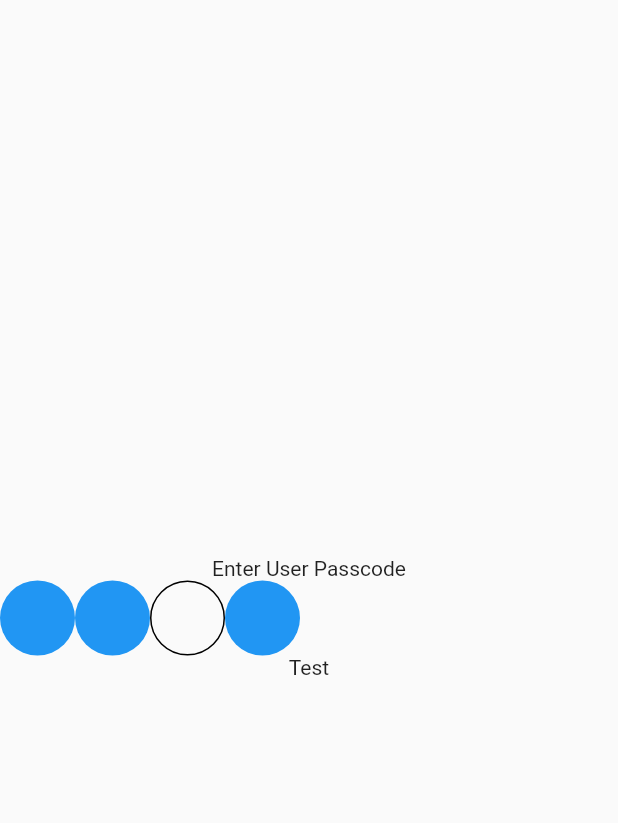
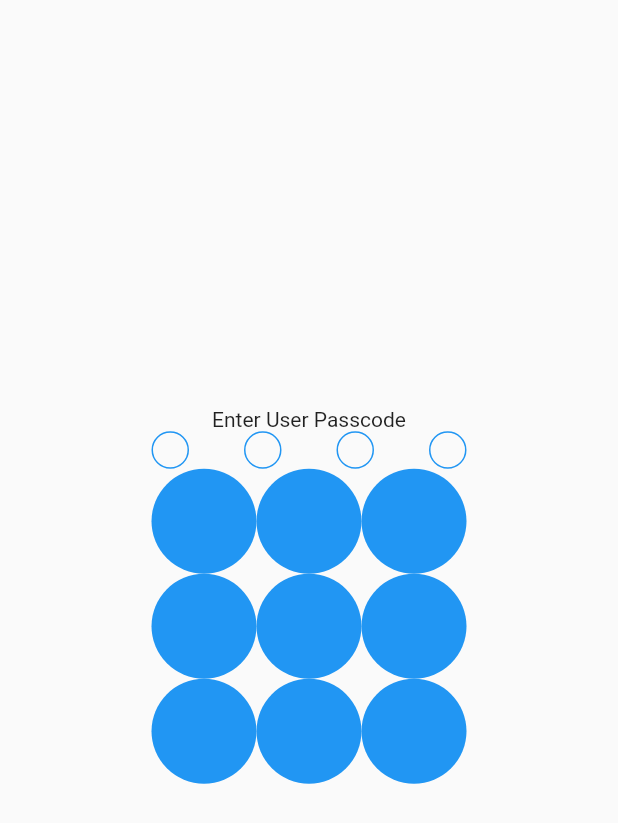
Before and after one commit to iRaySpace/flutter_pin, a Flutter app: the screen it shows after launch, on a phone screen of 412 x 824 dp. Shown: the top 823 px of the screen. Run offline on Flutter 3.47's test engine with Material 2 defaults, Android fonts, the phone set to English and light mode, and no system bars.

Commit message:
feat: initial pin input

```diff
--- /dev/null
+++ b/lib/home.dart
@@ -0,0 +1,13 @@
+import 'package:flutter/material.dart';
+
+class Home extends StatelessWidget {
+  @override
+  Widget build(BuildContext context) {
+    return Scaffold(
+      appBar: AppBar(title: Text('Home')),
+      body: Center(
+        child: Text('Home'),
+      ),
+    );
+  }
+}
--- a/lib/main.dart
+++ b/lib/main.dart
@@ -1,5 +1,7 @@
 import 'package:flutter/material.dart';
+
 import 'pin.dart';
+import 'home.dart';
 
 void main() => runApp(MyApp());
 
@@ -9,7 +11,10 @@ class MyApp extends StatelessWidget {
   Widget build(BuildContext context) {
     return MaterialApp(
       title: 'Flutter Pin',
-      home: Pin(),
+      home: Pin(
+        validPin: '0000',
+        toRoute: (_) => Home(),
+      ),
     );
   }
 }
--- a/lib/pin.dart
+++ b/lib/pin.dart
@@ -1,54 +1,152 @@
 import 'package:flutter/material.dart';
+import 'package:flutter/widgets.dart';
 
-class Pin extends StatelessWidget {
+class Pin extends StatefulWidget {
+  final WidgetBuilder toRoute;
+  final String validPin;
+
+  Pin({
+    @required this.validPin,
+    @required this.toRoute,
+  });
+
+  @override
+  _PinState createState() => _PinState();
+}
+
+class _PinState extends State<Pin> {
+  final _key = GlobalKey<ScaffoldState>();
+  String _pin = '';
+
+  _validate(context) {
+    if (_pin == widget.validPin) {
+      Navigator.of(context).pushReplacement(
+        MaterialPageRoute(builder: widget.toRoute)
+      );
+    } else {
+      setState(() => _pin = '');
+      _key.currentState.showSnackBar(
+        SnackBar(
+          backgroundColor: Colors.red,
+          content: Text('Invalid Pin'),
+        ),
+      );
+    }
+  }
+
   @override
   Widget build(BuildContext context) {
     return Scaffold(
+      key: _key,
       body: Center(
         child: Column(
           mainAxisAlignment: MainAxisAlignment.center,
           children: <Widget>[
             Text('Enter User Passcode'),
-            Row(
+            Container(
+              width: 210.0,
+              child: Row(
+                mainAxisAlignment: MainAxisAlignment.spaceBetween,
                 children: <Widget>[
-                Container(
-                  width: 50.0,
-                  height: 50.0,
-                  decoration: BoxDecoration(
-                    color: Colors.blue,
-                    shape: BoxShape.circle,
+                  _CircleContainer(
+                    size: 25.0,
+                    color: _pin.length >= 1 ? Colors.blue : null,
+                    border: Border.all(color: Colors.blue),
+                  ),
+                  _CircleContainer(
+                    size: 25.0,
+                    color: _pin.length >= 2 ? Colors.blue : null,
+                    border: Border.all(color: Colors.blue),
+                  ),
+                  _CircleContainer(
+                    size: 25.0,
+                    color: _pin.length >= 3 ? Colors.blue : null,
+                    border: Border.all(color: Colors.blue),
+                  ),
+                  _CircleContainer(
+                    size: 25.0,
+                    color: _pin.length >= 4 ? Colors.blue : null,
+                    border: Border.all(color: Colors.blue),
+                  ),
+                ],
               ),
             ),
             Container(
-                  width: 50.0,
-                  height: 50.0,
-                  decoration: BoxDecoration(
+              width: 210.0,
+              height: 240.0,
+              child: GridView.count(
+                crossAxisCount: 3,
+                children: <Widget>[
+                  InkWell(
+                    onTap: () { print('hello'); },
+                    child: _CircleContainer(
+                      size: 25.0,
                       color: Colors.blue,
-                    shape: BoxShape.circle,
                     ),
                   ),
-                Container(
-                  width: 50.0,
-                  height: 50.0,
-                  decoration: BoxDecoration(
-                    border: Border.all(),
-                    shape: BoxShape.circle,
+                  _CircleContainer(
+                    size: 25.0,
+                    color: Colors.blue,
                   ),
+                  _CircleContainer(
+                    size: 25.0,
+                    color: Colors.blue,
                   ),
-                Container(
-                  width: 50.0,
-                  height: 50.0,
-                  decoration: BoxDecoration(
+
+                  _CircleContainer(
+                    size: 25.0,
                     color: Colors.blue,
-                    shape: BoxShape.circle,
                   ),
+                  _CircleContainer(
+                    size: 25.0,
+                    color: Colors.blue,
+                  ),
+                  _CircleContainer(
+                    size: 25.0,
+                    color: Colors.blue,
+                  ),
+
+                  _CircleContainer(
+                    size: 25.0,
+                    color: Colors.blue,
+                  ),
+                  _CircleContainer(
+                    size: 25.0,
+                    color: Colors.blue,
+                  ),
+                  _CircleContainer(
+                    size: 25.0,
+                    color: Colors.blue,
                   ),
                 ],
               ),
-            Text('Test'),
+            )
           ],
         ),
       ),
     );
   }
 }
+
+class _CircleContainer extends StatelessWidget {
+  final double size;
+  final Color color;
+  final BoxBorder border;
+
+  _CircleContainer({
+    @required this.size,
+    this.color,
+    this.border,
+  });
+
+  @override
+  Widget build(BuildContext context) => Container(
+    width: size,
+    height: size,
+    decoration: BoxDecoration(
+      color: color,
+      border: border,
+      shape: BoxShape.circle,
+    ),
+  );
+}
```
Lines whose indentation alone changed are shown as unchanged.
